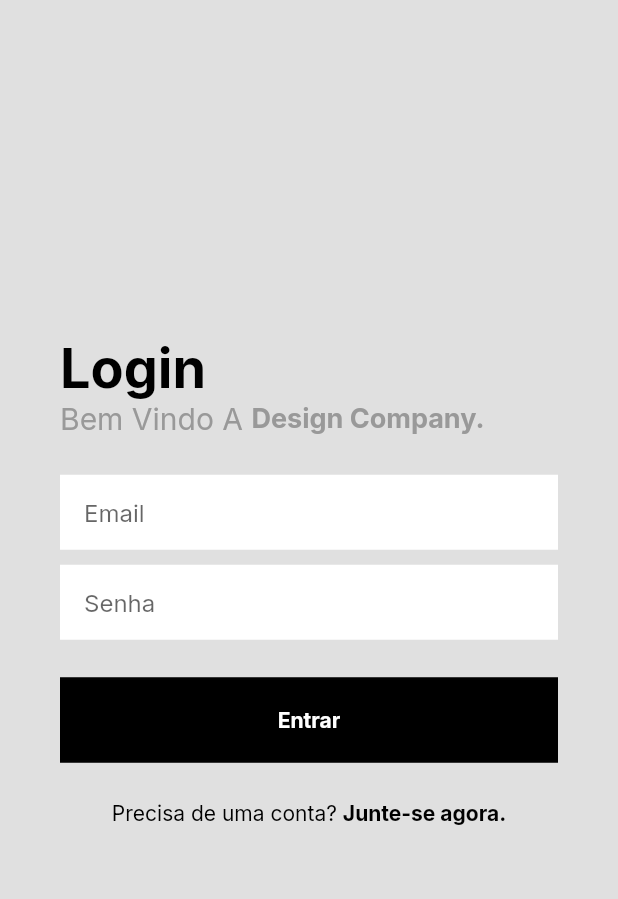
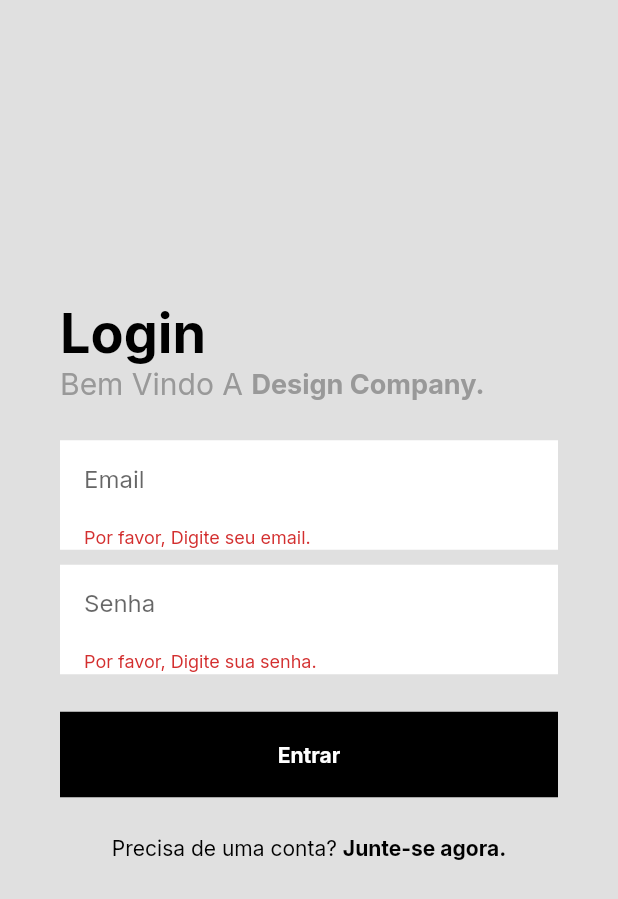
Before and after one commit to marciogabrielsf/Voucher-Crud-App, a Flutter app: the screen it shows after launch, after a tap on "Entrar", on a phone screen of 412 x 824 dp. Shown: the top 899 px of the screen. Run offline on Flutter 3.47's test engine with Material 2 defaults, Android fonts, the phone set to English and light mode, and no system bars; our stand-ins replace shared_preferences, smooth_page_indicator.

Commit message:
working application login

```diff
--- a/lib/api/fetchLogin.dart
+++ b/lib/api/fetchLogin.dart
@@ -1,23 +1,23 @@
 // ignore_for_file: unused_local_variable
 
 import 'dart:convert';
+import 'dart:io';
 
 import 'package:flutter/cupertino.dart';
 import 'package:shared_preferences/shared_preferences.dart';
 import 'package:http/http.dart' as http;
 
-Future<bool> login(
-    TextEditingController email, TextEditingController senha) async {
+Future<bool> login(String email, String senha) async {
   SharedPreferences sharedPreferences = await SharedPreferences.getInstance();
-  var url = Uri.parse("http://localhost:3000/auth/login/");
+  var url = Uri.parse("http://10.0.2.2:3000/auth/login/");
 
-  var response = await http.post(
-    url,
-    body: {'email': email.text, 'password': senha.text},
-  );
+  var response = await http.post(url,
+      headers: {"content-type": "application/json"},
+      body: jsonEncode({"email": email, "password": senha}));
 
   if (response.statusCode == 200) {
-    print(jsonDecode(response.body));
+    await sharedPreferences.setString(
+        'token', "Token ${jsonDecode(response.body)['token']}");
     return true;
   } else {
     print(jsonDecode(response.body));
--- a/lib/main.dart
+++ b/lib/main.dart
@@ -1,4 +1,6 @@
 import 'package:flutter/material.dart';
+import 'package:flutter_test_project/screens/home/HomeScreen.dart';
+import 'package:flutter_test_project/screens/loading/loadingScreen.dart';
 import 'package:flutter_test_project/screens/login/loginScreen.dart';
 import 'constants.dart';
 
@@ -23,7 +25,7 @@ class MyApp extends StatelessWidget {
             ),
         visualDensity: VisualDensity.adaptivePlatformDensity,
       ),
-      home: LoginScreen(),
+      home: LoadingScreen(),
     );
   }
 }
--- a/lib/screens/home/HomeScreen.dart
+++ b/lib/screens/home/HomeScreen.dart
@@ -1,5 +1,6 @@
 import 'package:flutter/material.dart';
 import 'package:flutter_test_project/screens/home/components/homeBody.dart';
+import 'package:shared_preferences/shared_preferences.dart';
 
 class HomeScreen extends StatelessWidget {
   const HomeScreen({super.key});
--- /dev/null
+++ b/lib/screens/loading/loadingScreen.dart
@@ -0,0 +1,58 @@
+import 'package:flutter/material.dart';
+import 'package:flutter_test_project/constants.dart';
+import 'package:flutter_test_project/screens/home/HomeScreen.dart';
+import 'package:flutter_test_project/screens/login/loginScreen.dart';
+import 'package:shared_preferences/shared_preferences.dart';
+
+class LoadingScreen extends StatefulWidget {
+  const LoadingScreen({super.key});
+
+  @override
+  State<LoadingScreen> createState() => _LoadingScreenState();
+}
+
+class _LoadingScreenState extends State<LoadingScreen> {
+  @override
+  void initState() {
+    super.initState();
+    verificarToken().then(
+      (value) {
+        if (value) {
+          Navigator.pushReplacement(
+            context,
+            MaterialPageRoute(
+              builder: (context) => HomeScreen(),
+            ),
+          );
+        } else {
+          Navigator.pushReplacement(
+            context,
+            MaterialPageRoute(
+              builder: (context) => LoginScreen(),
+            ),
+          );
+        }
+      },
+    );
+  }
+
+  @override
+  Widget build(BuildContext context) {
+    return Scaffold(
+      body: Center(
+        child: CircularProgressIndicator.adaptive(
+          valueColor: AlwaysStoppedAnimation<Color>(kPrimaryColor),
+        ),
+      ),
+    );
+  }
+
+  Future<bool> verificarToken() async {
+    SharedPreferences sharedPreferences = await SharedPreferences.getInstance();
+    if (sharedPreferences.getString('token') != null) {
+      return true;
+    } else {
+      return false;
+    }
+  }
+}
--- a/lib/screens/login/components/loginBody.dart
+++ b/lib/screens/login/components/loginBody.dart
@@ -1,3 +1,4 @@
+import 'package:flutter/foundation.dart';
 import 'package:flutter/material.dart';
 import 'package:flutter_test_project/api/fetchLogin.dart';
 import 'package:flutter_test_project/constants.dart';
@@ -21,6 +22,7 @@ class _BodyState extends State<Body> {
     return SafeArea(
       child: Center(
         child: Form(
+          key: _formkey,
           child: SingleChildScrollView(
             child: Padding(
               padding: const EdgeInsets.symmetric(horizontal: kDefaultPadding),
@@ -68,7 +70,7 @@ class _BodyState extends State<Body> {
                       child: TextFormField(
                         validator: (email) {
                           if (email == null || email.isEmpty) {
-                            return 'Por favor, Digite sua senha.';
+                            return 'Por favor, Digite seu email.';
                           } else if (!RegExp(
                                   r"^[a-zA-Z0-9.a-zA-Z0-9.!#$%&'*+-/=?^_`{|}~]+@[a-zA-Z0-9]+\.[a-zA-Z]+")
                               .hasMatch(_emailController.text)) {
@@ -136,8 +138,22 @@ class _BodyState extends State<Body> {
                         ),
                       ),
                     ),
-                    onTap: () {
-                      login(_emailController, _passwordController);
+                    onTap: () async {
+                      FocusScopeNode currentFocus = FocusScope.of(context);
+                      if (_formkey.currentState!.validate()) {
+                        bool loggedIn = await login(
+                            _emailController.text, _passwordController.text);
+                        if (!currentFocus.hasPrimaryFocus) {
+                          currentFocus.unfocus();
+                        }
+                        if (loggedIn) {
+                          Navigator.pushReplacement(
+                            context,
+                            MaterialPageRoute(
+                                builder: (context) => HomeScreen()),
+                          );
+                        }
+                      }
 
                       //Navigator.pushReplacement(
                       //  context,
```
Also changed, not shown: 1 other file.
